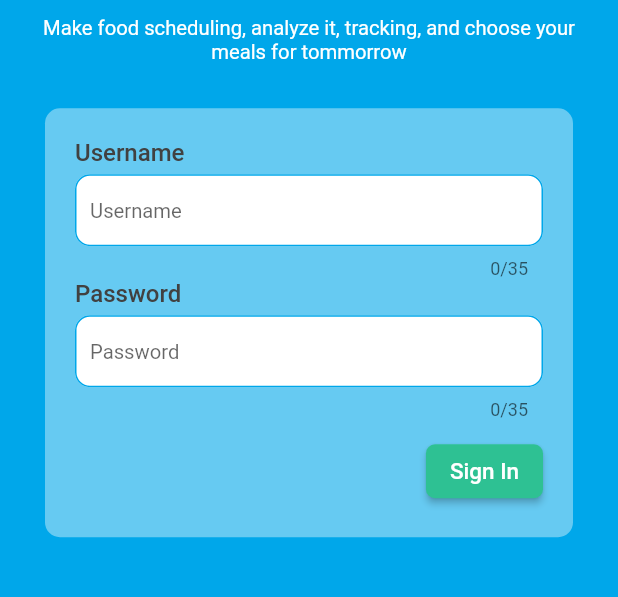
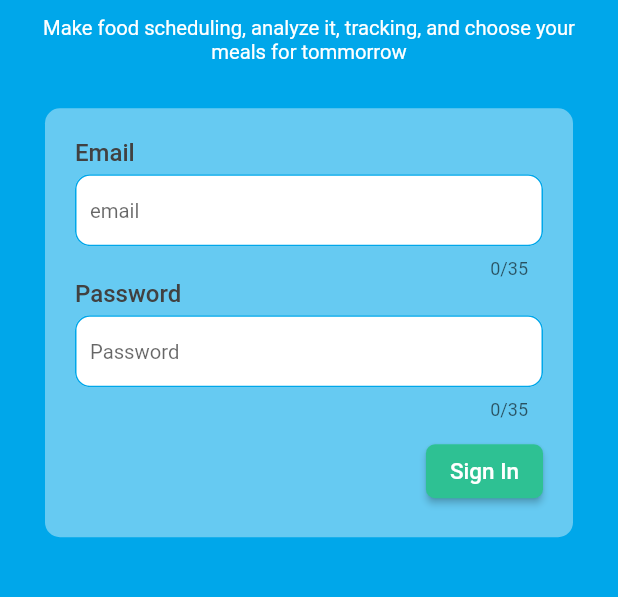
Before and after one commit to FlazeFy/Kumande-Mobile, a Flutter app: the screen it shows after launch, on a phone screen of 412 x 824 dp, the part 356-953 px from its top. Run offline on Flutter 3.47's test engine with Material 2 defaults, Android fonts, the phone set to English and light mode, and no system bars; our stand-ins replace cloud_firestore, curved_navigation_bar, firebase_auth, firebase_core, flutter_spinbox, shared_preferences and 1 more; accounts and stored records are empty.

Commit message:
[BE] firebase login auth, and sanctum token middleware for each services

```diff
--- a/lib/Components/Containers/consume.dart
+++ b/lib/Components/Containers/consume.dart
@@ -45,9 +45,8 @@ Widget getConsumeHistoryContainer(
         ),
         const SizedBox(height: 10),
         Text(getIsNull(comment), style: TextStyle(color: textSecondary)),
-        const SizedBox(height: 10),
+        const SizedBox(height: 5),
         generateConsumeDetail(detail),
-        const SizedBox(height: 5),
         generateTagShow(tag)
       ]));
 }
--- a/lib/Components/Forms/button.dart
+++ b/lib/Components/Forms/button.dart
@@ -4,7 +4,7 @@ import 'package:kumande/Modules/Variables/style.dart';
 
 Widget getButtonTag(title, Function onPress, call, res, bool isDeleted) {
   return Container(
-      margin: EdgeInsets.only(bottom: 10),
+      margin: EdgeInsets.only(bottom: 2),
       child: ElevatedButton(
         onPressed: () {
           if (res == "tag_consume") {
--- a/lib/Modules/APIs/Models/Auth/Commands/commands.dart
+++ b/lib/Modules/APIs/Models/Auth/Commands/commands.dart
@@ -2,13 +2,13 @@ import 'dart:convert';
 
 // Usecase login
 class LoginModel {
-  String username;
+  String email;
   String password;
 
-  LoginModel({this.username, this.password});
+  LoginModel({this.email, this.password});
 
   Map<String, dynamic> toJson() {
-    return {"username": username, "password": password};
+    return {"email": email, "password": password};
   }
 }
 
--- a/lib/Modules/APIs/Services/Auth/Commands/commands.dart
+++ b/lib/Modules/APIs/Services/Auth/Commands/commands.dart
@@ -2,6 +2,7 @@ import 'dart:convert';
 
 import 'package:http/http.dart' show Client;
 import 'package:kumande/Modules/APIs/Models/Auth/Commands/commands.dart';
+import 'package:shared_preferences/shared_preferences.dart';
 
 class LoginCommandsService {
   final String baseUrl = "http://10.0.2.2:8000";
@@ -17,6 +18,9 @@ class LoginCommandsService {
     var responseData = jsonDecode(response.body);
 
     if (response.statusCode == 200) {
+      final prefs = await SharedPreferences.getInstance();
+      await prefs.setString('token_key', responseData['token']);
+
       return [
         {
           "message": "success",
--- /dev/null
+++ b/lib/Modules/Firebases/Auths/auth.dart
@@ -0,0 +1,23 @@
+import 'package:firebase_auth/firebase_auth.dart';
+
+class AuthModule {
+  final FirebaseAuth _fireAuth = FirebaseAuth.instance;
+
+  User get currentUser => _fireAuth.currentUser;
+  Stream<User> get authStateChanges => _fireAuth.authStateChanges();
+
+  Future<void> signInEmailPass({String email, String password}) async {
+    final credentials =
+        EmailAuthProvider.credential(email: email, password: password);
+    await _fireAuth.signInWithCredential(credentials);
+  }
+
+  Future<void> addUserEmailPass({String email, String password}) async {
+    await _fireAuth.createUserWithEmailAndPassword(
+        email: email, password: password);
+  }
+
+  Future<void> logOut() async {
+    await _fireAuth.signOut();
+  }
+}
--- a/lib/Modules/Helpers/generator.dart
+++ b/lib/Modules/Helpers/generator.dart
@@ -11,7 +11,7 @@ Widget generateTagShow(list) {
         spacing: 5,
         children: list.map<Widget>((tag) {
           return Container(
-              margin: const EdgeInsets.only(bottom: 10),
+              margin: const EdgeInsets.only(bottom: 2),
               child: ElevatedButton(
                 style: ButtonStyle(
                   shape: MaterialStateProperty.all<RoundedRectangleBorder>(
--- a/lib/Pages/Landings/LoginPage/Usecases/PostLogin.dart
+++ b/lib/Pages/Landings/LoginPage/Usecases/PostLogin.dart
@@ -1,3 +1,5 @@
+import 'package:cloud_firestore/cloud_firestore.dart';
+import 'package:firebase_auth/firebase_auth.dart';
 import 'package:flutter/material.dart';
 import 'package:kumande/Components/Dialogs/failed.dart';
 import 'package:kumande/Components/Forms/input.dart';
@@ -5,7 +7,9 @@ import 'package:kumande/Components/Navbars/bottom.dart';
 import 'package:kumande/Components/Typography/text.dart';
 import 'package:kumande/Modules/APIs/Models/Auth/Commands/commands.dart';
 import 'package:kumande/Modules/APIs/Services/Auth/Commands/commands.dart';
+import 'package:kumande/Modules/Firebases/Auths/auth.dart';
 import 'package:kumande/Modules/Variables/style.dart';
+import 'package:shared_preferences/shared_preferences.dart';
 
 class PostLogin extends StatefulWidget {
   @override
@@ -13,7 +17,7 @@ class PostLogin extends StatefulWidget {
 }
 
 class _PostLoginState extends State<PostLogin> {
-  TextEditingController usernameCtrl = TextEditingController();
+  TextEditingController emailCtrl = TextEditingController();
   TextEditingController passCtrl = TextEditingController();
   LoginCommandsService apiService;
 
@@ -39,8 +43,8 @@ class _PostLoginState extends State<PostLogin> {
       child: Column(
         crossAxisAlignment: CrossAxisAlignment.start,
         children: [
-          getInputLabel("Username", textPrimary, textMd),
-          getInputTextMain(usernameCtrl, "Username", 35),
+          getInputLabel("Email", textPrimary, textMd),
+          getInputTextMain(emailCtrl, "email", 35),
           getInputLabel("Password", textPrimary, textMd),
           getInputTextMain(passCtrl, "Password", 35),
           Container(
@@ -56,12 +60,12 @@ class _PostLoginState extends State<PostLogin> {
                   ),
                   onPressed: () async {
                     LoginModel data = LoginModel(
-                      username: usernameCtrl.text,
+                      email: emailCtrl.text,
                       password: passCtrl.text,
                     );
 
                     //Validator
-                    if (data.username.isNotEmpty && data.password.isNotEmpty) {
+                    if (data.email.isNotEmpty && data.password.isNotEmpty) {
                       apiService.addLogin(data).then((response) {
                         setState(() => _isLoading = false);
                         var status = response[0]['message'];
@@ -69,6 +73,15 @@ class _PostLoginState extends State<PostLogin> {
 
                         if (status == "success") {
                           //Do firebase auth
+                          try {
+                            AuthModule().signInEmailPass(
+                                email: data.email, password: data.password);
+                          } on FirebaseAuthException catch (e) {
+                            showDialog<String>(
+                                context: context,
+                                builder: (BuildContext context) =>
+                                    FailedDialog(text: e));
+                          }
 
                           Navigator.push(
                             context,
@@ -83,7 +96,7 @@ class _PostLoginState extends State<PostLogin> {
                               builder: (BuildContext context) =>
                                   FailedDialog(text: body));
 
-                          usernameCtrl.clear();
+                          emailCtrl.clear();
                           passCtrl.clear();
 
                           print(response);
@@ -95,6 +108,9 @@ class _PostLoginState extends State<PostLogin> {
                           builder: (BuildContext context) => FailedDialog(
                               text: "Login failed, field can't be empty"));
                     }
+                    final prefs = await SharedPreferences.getInstance();
+                    final token = prefs.getString('token_key');
+                    print(token);
                   },
                   child: const Text("Sign In", style: TextStyle(fontSize: 15))))
         ],
--- a/pubspec.yaml
+++ b/pubspec.yaml
@@ -38,13 +38,16 @@ dependencies:
   # Input
   flutter_spinbox: ^0.13.0
 
-  #firebase.
+  # Firebase.
   firebase_analytics: ^9.1.12
   firebase_core: ^1.19.1
   firebase_auth: ^3.4.1
   cloud_firestore: ^3.2.1
   firebase_storage: ^10.3.4
   image_picker: ^0.8.5+3
+
+  # Session
+  shared_preferences: ^2.1.0
 
   # The following adds the Cupertino Icons font to your application.
   # Use with the CupertinoIcons class for iOS style icons.
```
Also changed, not shown: lib/Modules/APIs/Services/Consume/Queries/queries.dart (+35 -6 lines), lib/Modules/APIs/Services/Payment/Queries/queries.dart (+17 -3 lines), pubspec.lock, 2 other files.
